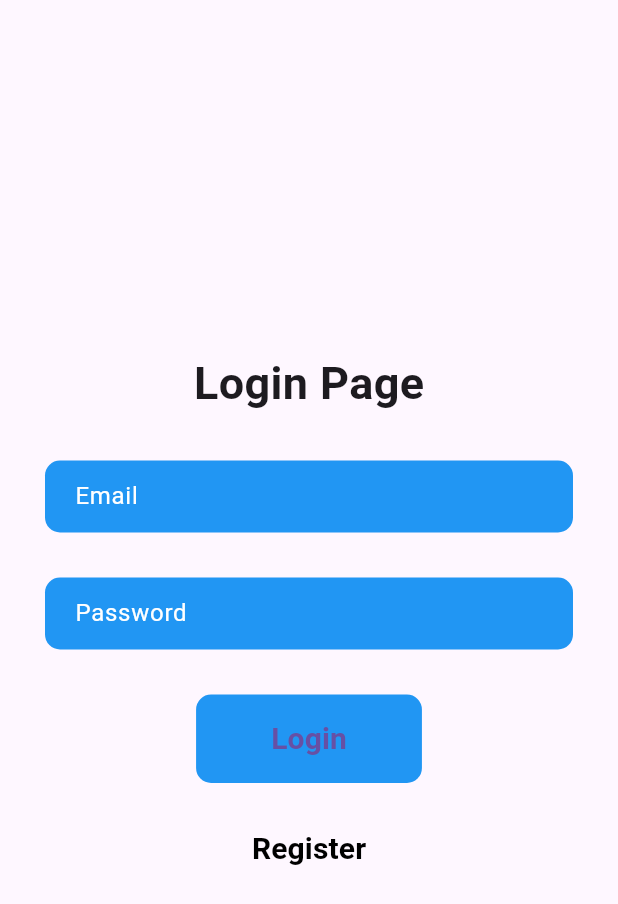
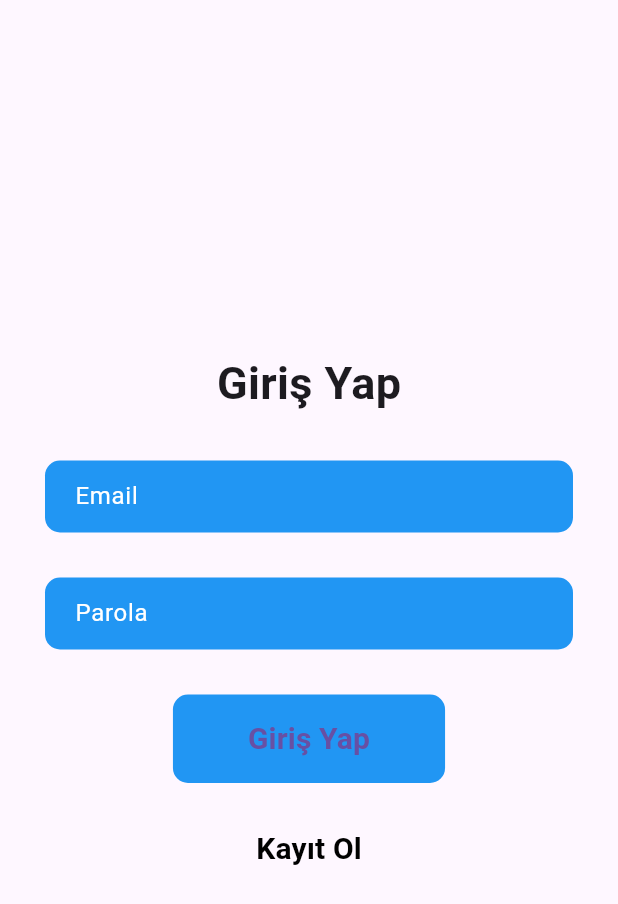
Before and after one commit to fcendesu/handimobil, a Flutter app: the screen it shows after launch, on a phone screen of 412 x 824 dp. Shown: the top 904 px of the screen. Run offline on Flutter 3.47's test engine with Material 3 defaults, Android fonts, the light colour scheme and no system bars; our stand-ins replace get, get_storage, image_picker, timeago.

Commit message:
add logout functionality and update UI text to Turkish

```diff
--- a/lib/views/login_page.dart
+++ b/lib/views/login_page.dart
@@ -33,7 +33,7 @@ class _LoginPageState extends State<LoginPage> {
                 mainAxisAlignment: MainAxisAlignment.center,
                 children: <Widget>[
                   Text(
-                    'Login Page',
+                    'Giriş Yap',
                     style: TextStyle(
                       fontSize: 30,
                       fontWeight: FontWeight.bold,
@@ -47,7 +47,7 @@ class _LoginPageState extends State<LoginPage> {
                   ),
                   SizedBox(height: 30),
                   InputWidget(
-                    hintText: 'Password',
+                    hintText: 'Parola',
                     controller: passwordController,
                     obscureText: true,
                   ),
@@ -74,7 +74,7 @@ class _LoginPageState extends State<LoginPage> {
                                 color: Colors.white,
                               )
                             : Text(
-                                'Login',
+                                'Giriş Yap',
                                 style: TextStyle(
                                   fontSize: 20,
                                   fontWeight: FontWeight.bold,
@@ -89,7 +89,7 @@ class _LoginPageState extends State<LoginPage> {
                       Get.to(() => const RegisterPage());
                     },
                     child: Text(
-                      'Register',
+                      'Kayıt Ol',
                       style: TextStyle(
                         fontSize: 20,
                         fontWeight: FontWeight.bold,
--- a/lib/views/register_page.dart
+++ b/lib/views/register_page.dart
@@ -31,7 +31,7 @@ class _RegisterPageState extends State<RegisterPage> {
               mainAxisAlignment: MainAxisAlignment.center,
               children: <Widget>[
                 Text(
-                  'Register Pagee',
+                  'Kayıt Ol',
                   style: TextStyle(
                     fontSize: 30,
                     fontWeight: FontWeight.bold,
@@ -39,7 +39,7 @@ class _RegisterPageState extends State<RegisterPage> {
                 ),
                 SizedBox(height: 30),
                 InputWidget(
-                  hintText: 'Name',
+                  hintText: 'Adı Soyadı',
                   controller: nameController,
                   obscureText: false,
                 ),
@@ -51,7 +51,7 @@ class _RegisterPageState extends State<RegisterPage> {
                 ),
                 SizedBox(height: 30),
                 InputWidget(
-                  hintText: 'Password',
+                  hintText: 'Parola',
                   controller: passwordController,
                   obscureText: true,
                 ),
@@ -81,7 +81,7 @@ class _RegisterPageState extends State<RegisterPage> {
                               ),
                             )
                           : Text(
-                              'Register',
+                              'Kayıt Ol',
                               style: TextStyle(
                                 fontSize: 20,
                                 fontWeight: FontWeight.bold,
@@ -96,7 +96,7 @@ class _RegisterPageState extends State<RegisterPage> {
                     Get.to(() => const LoginPage());
                   },
                   child: Text(
-                    'Login',
+                    'Giriş Yap',
                     style: TextStyle(
                       fontSize: 20,
                       fontWeight: FontWeight.bold,
```
Also changed, not shown: lib/controllers/authentication.dart (+58 -0 lines), lib/views/home_page.dart (+7 -0 lines), lib/views/widgets/add_item_widget.dart (+5 -5 lines), lib/views/widgets/edit_item_dialog.dart (+6 -6 lines), lib/views/widgets/image_picker_widget.dart (+8 -7 lines).
